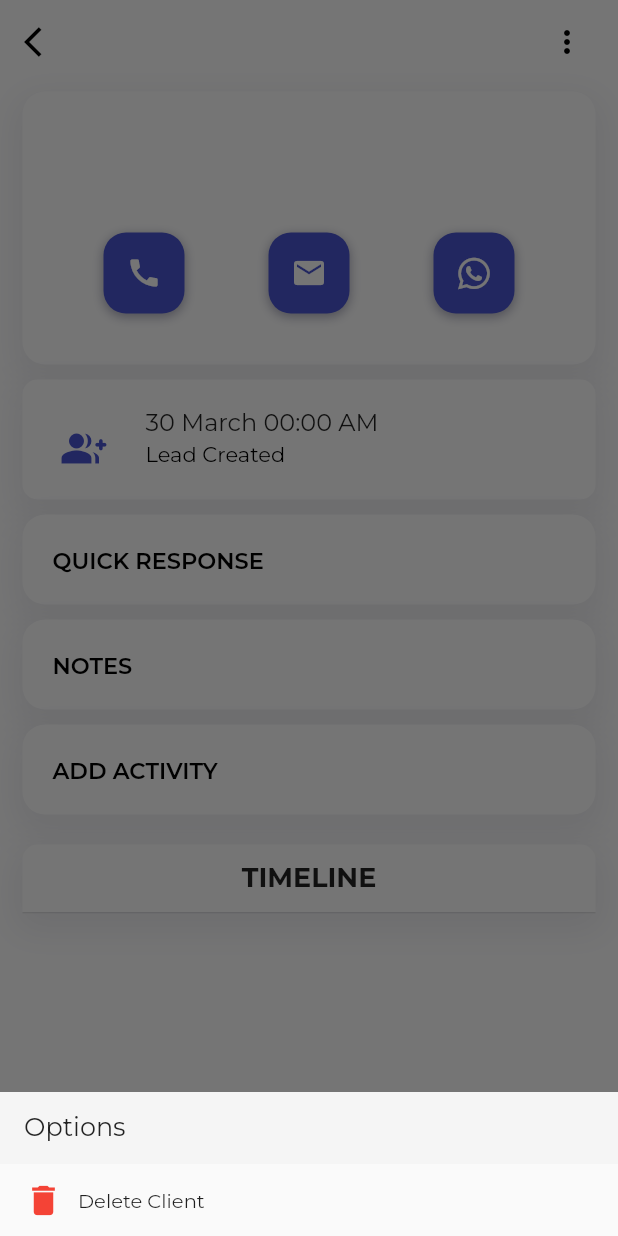
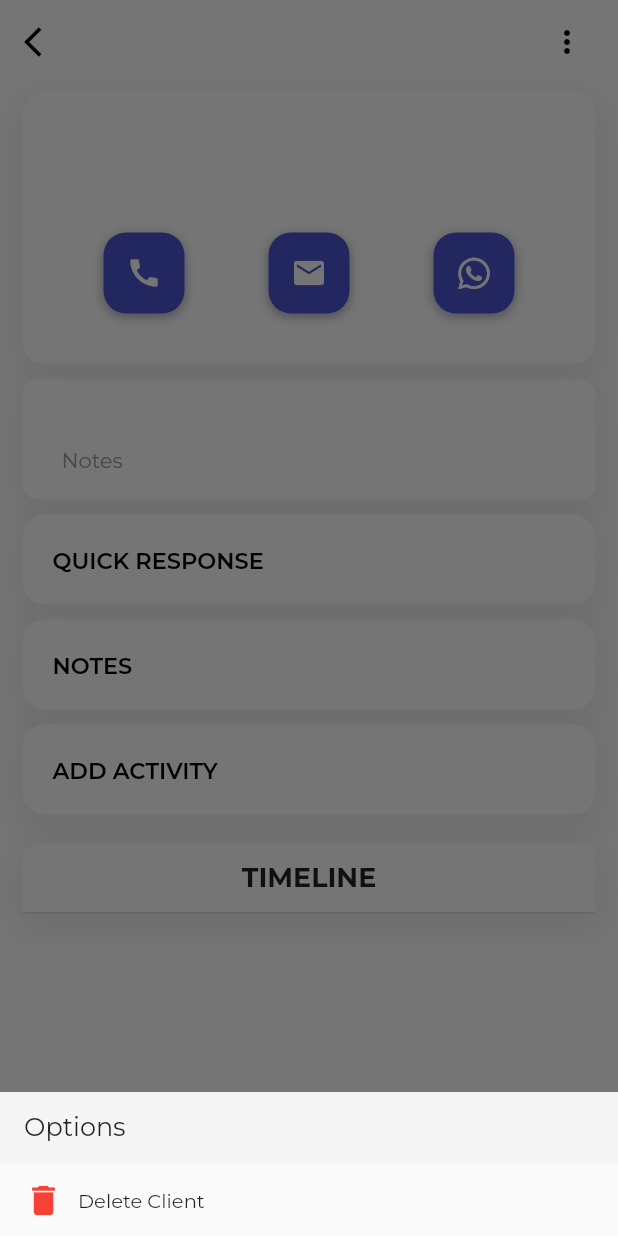
Before and after one commit to WSTInterns/CRMLeado, a Flutter app: the ClientProf screen opened directly, after a tap on the "more vert" icon, on a phone screen of 412 x 824 dp. Run offline on Flutter 3.47's test engine with Material 2 defaults, Android fonts, the phone set to English and light mode, and no system bars; our stand-ins replace cloud_firestore, contacts_service, email_validator, file_picker, firebase_auth, firebase_core and 12 more; missing offline and left inert: another_stepper, dart:ffi, flutter_flushbar, syncfusion_flutter_pdfviewer; accounts and stored records are empty.

Commit message:
Few Bugs Solved : )

```diff
--- a/lib/main.dart
+++ b/lib/main.dart
@@ -6,6 +6,8 @@ import 'package:provider/provider.dart';
 import 'models/firebaseuser.dart';
 import 'services/auth.dart';
 import 'screens/home/start_screen.dart';
+
+
 
 void main() async {
   WidgetsFlutterBinding.ensureInitialized();
--- a/lib/screens/home/more.dart
+++ b/lib/screens/home/more.dart
@@ -1,3 +1,4 @@
+import 'package:brew_crew/screens/authenticate/login.dart';
 import 'package:brew_crew/screens/home/convertedsaleslist.dart';
 import 'package:flutter/material.dart';
 import 'package:flutter/src/widgets/framework.dart';
@@ -260,8 +261,9 @@ class _MoreeState extends State<Moree> {
                         style: TextStyle(color: const Color(0Xff4B56D2)),
                       ),
                       onPressed: () {
-                        Navigator.of(context).pushReplacement(MaterialPageRoute(
-                            builder: (context) => signOut())); //abcd
+                        signOut();
+                        Navigator.of(context).pop();
+
                       },
                     ),
                     CupertinoDialogAction(
--- a/lib/screens/home/profile.dart
+++ b/lib/screens/home/profile.dart
@@ -38,22 +38,17 @@ class _ClientProfState extends State<ClientProf> {
     "Meet": Icons.people_alt_outlined,
     "Note": Icons.note_alt_rounded
   };
-  String getCreatedDate() {
-    DocumentReference doc =
-        FirebaseFirestore.instance.collection("Leads").doc(widget.email);
 
-    doc.get().then<dynamic>((DocumentSnapshot datasnapshot) {
-      if (datasnapshot.exists) {
-        return datasnapshot["createdAt"];
-      }
-    });
-    return '30 March 00:00 AM';
-  }
 
-  String notes = '';
+  Future<String>? notesFuture;
   deleteActivity(docid) {
     DocumentReference documentReference =
         FirebaseFirestore.instance.collection("Activities").doc(docid);
+    documentReference.delete();
+  }
+  void deleteClient(){
+    DocumentReference documentReference =
+        FirebaseFirestore.instance.collection("Activities").doc(widget.email);
         documentReference.delete();
   }
 
@@ -115,20 +110,25 @@ class _ClientProfState extends State<ClientProf> {
       print(e.toString());
     }
   }
+  TextEditingController tec = TextEditingController();
+
+  Future<String> getNotes() async {
+    DocumentReference docRef =
+        FirebaseFirestore.instance.collection('Leads').doc(widget.email);
+
+    DocumentSnapshot documentSnapshot = await docRef.get();
+    if (documentSnapshot.exists) {
+      return documentSnapshot.get('notes') as String? ?? '';
+    }
+    return '';
+  }
 
   getFollowup() {}
 
-  String getNotes() {
-    DocumentReference docref =
-        FirebaseFirestore.instance.collection('Leads').doc(widget.email);
-
-    docref.get().then((DocumentSnapshot documentSnapshot) {
-      if (documentSnapshot.exists) {
-        notes = documentSnapshot["notes"].toString();
-        return documentSnapshot["notes"].toString();
-      }
-    });
-    return '';
+  @override
+  void initState() {
+    super.initState();
+    notesFuture = getNotes();
   }
 
   @override
@@ -136,12 +136,6 @@ class _ClientProfState extends State<ClientProf> {
     return Scaffold(
       backgroundColor: Colors.white,
       appBar: AppBar(
-        // shape: const Border(
-        //   bottom: BorderSide(
-        //     color: Color.fromRGBO(50, 50, 93, 0.25),
-        //     width: 0.3,
-        //   ),
-        // ),
         backgroundColor: Colors.transparent,
         title: const Text(
           '',
@@ -169,6 +163,7 @@ class _ClientProfState extends State<ClientProf> {
             onPressed: () {
               bottomsheet(
                 context,
+                widget.email,
               );
             },
             icon: Icon(
@@ -344,27 +339,42 @@ class _ClientProfState extends State<ClientProf> {
                     ],
                   ),
                   child: ListTile(
-                    leading: Icon(
-                      Icons.group_add_rounded,
-                      color: Color(0xff4B56D2),
-                      size: 30,
-                    ),
-                    title: Text("${getCreatedDate()}"),
-                    subtitle: Column(
+            title: FutureBuilder<String>(
+              future: notesFuture,
+              builder: (BuildContext context, AsyncSnapshot<String> snapshot) {
+                if (snapshot.connectionState == ConnectionState.waiting) {
+                  return Center(child: CircularProgressIndicator());
+                } else if (snapshot.hasError) {
+                  return Text('Error: ${snapshot.error}');
+                } else {
+                  String notes = snapshot.data ?? '';
+                  return Column(
   crossAxisAlignment: CrossAxisAlignment.start,
   children: [
-                        SizedBox(
-                          height: 2,
-                        ),
     Text(
-                          "Lead Created ",
+      '${notes}',
       style: TextStyle(
+        fontSize: 18,
         color: Colors.black,
       ),
     ),
-                        SizedBox(height: 3),
-                        // Text("No Description"),
+    SizedBox(height: 4), // Adjust the spacing between main text and subtitle
+    Row(
+      children: [
+        Text(
+          'Notes',
+          style: TextStyle(
+            fontSize: 14,
+            color: Colors.grey,
+          ),
+        ),
       ],
+    ),
+  ],
+)
+;
+                }
+              },
             ),
           ),
                 ),
@@ -421,7 +431,6 @@ class _ClientProfState extends State<ClientProf> {
                             phoneNo: widget.phoneNo,
                             // notes: notes,
                           )));
-                  print(notes);
                 },
                 child: Container(
                   width: double.infinity,
@@ -529,6 +538,7 @@ class _ClientProfState extends State<ClientProf> {
                 height: 1,
               ),
               StreamBuilder<QuerySnapshot>(
+
                 stream: FirebaseFirestore.instance
                     .collection("Activities")
                     .where('LeadUid', isEqualTo: widget.email)
@@ -594,6 +604,7 @@ class _ClientProfState extends State<ClientProf> {
                                   color: Color.fromARGB(255, 207, 117, 117),
                                   onPressed: () {
                                     // deleteActivity(documentSnapshot.id);
+
                                     showDialog(
                                       context: context,
                                       builder: (BuildContext context) =>
@@ -706,7 +717,7 @@ String getDay(DateTime target) {
   return formattedDate;
 }
 
-void bottomsheet(BuildContext context) {
+void bottomsheet(BuildContext context,String email) {
   showModalBottomSheet(
       context: context,
       builder: (context) {
@@ -727,9 +738,17 @@ void bottomsheet(BuildContext context) {
                 tileColor: Colors.grey[100],
               ),
               InkWell(
-                onTap: () {},
+                onTap: () {
+
+                },
                 child: ListTile(
-                  onTap: () {},
+                  onTap: () {
+                    DocumentReference documentReference =
+                    FirebaseFirestore.instance.collection("Leads").doc(email);
+                    documentReference.delete();
+                    Navigator.pop(context);
+                    Navigator.pop(context);
+                  },
                   dense: true,
                   title: Row(
                     children: [
```
Also changed, not shown: lib/screens/home/followUp_notes.dart (+30 -13 lines). Lines whose indentation alone changed are shown as unchanged.
